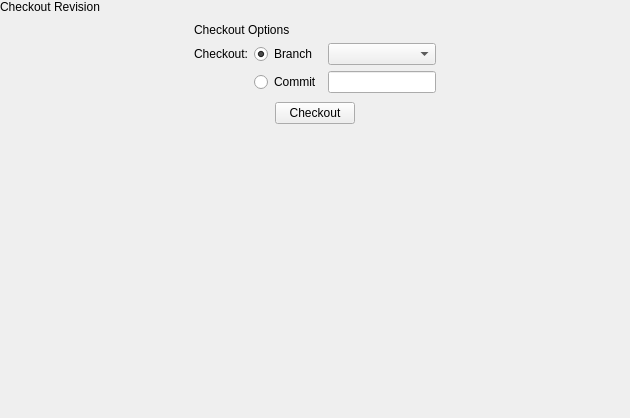
Qt form libthebranch/popovers/snapins/checkoutsnapin.ui (theCheeseboard/theBranch) before a commit.
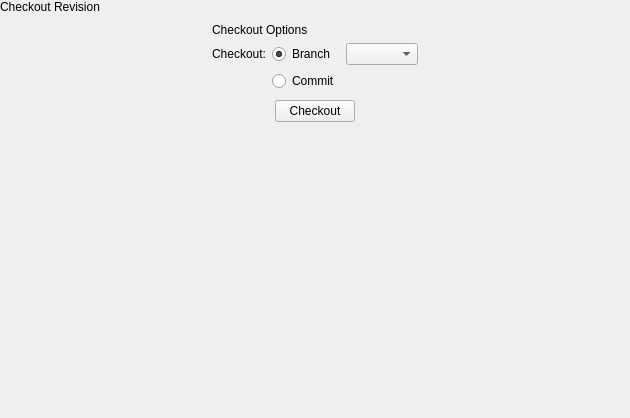
The same form after that commit. Custom widgets are drawn as their Qt base class.

Commit message: Implement checkout commit in checkout box

Diff of the .ui file:
```diff
--- a/libthebranch/popovers/snapins/checkoutsnapin.ui
+++ b/libthebranch/popovers/snapins/checkoutsnapin.ui
@@ -61,7 +61,7 @@
        <item alignment="Qt::AlignHCenter">
         <widget class="QWidget" name="checkoutOptionsWidget" native="true">
          <layout class="QGridLayout" name="gridLayout">
-          <item row="2" column="1">
+          <item row="2" column="1" alignment="Qt::AlignTop">
            <widget class="QRadioButton" name="checkoutCommitButton">
             <property name="text">
              <string>Commit</string>
@@ -96,7 +96,7 @@
            </widget>
           </item>
           <item row="2" column="2">
-           <widget class="QLineEdit" name="refBox"/>
+           <widget class="CommitBox" name="commitBox" native="true"/>
           </item>
          </layout>
         </widget>
@@ -151,6 +151,12 @@
    <extends>QLabel</extends>
    <header location="global">tsubtitlelabel.h</header>
   </customwidget>
+  <customwidget>
+   <class>CommitBox</class>
+   <extends>QWidget</extends>
+   <header>widgets/commitbox.h</header>
+   <container>1</container>
+  </customwidget>
  </customwidgets>
  <resources/>
  <connections/>
```
The commit also changes 16 other files.
